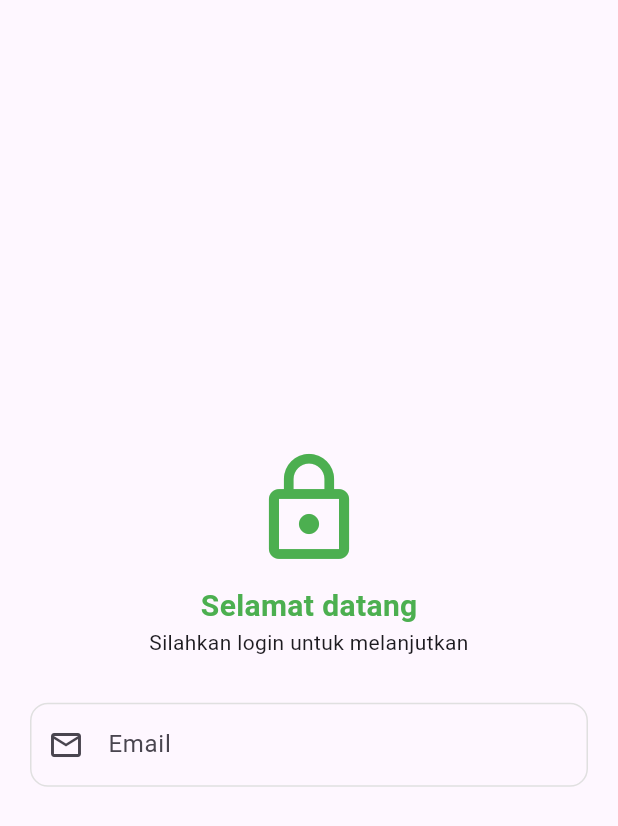
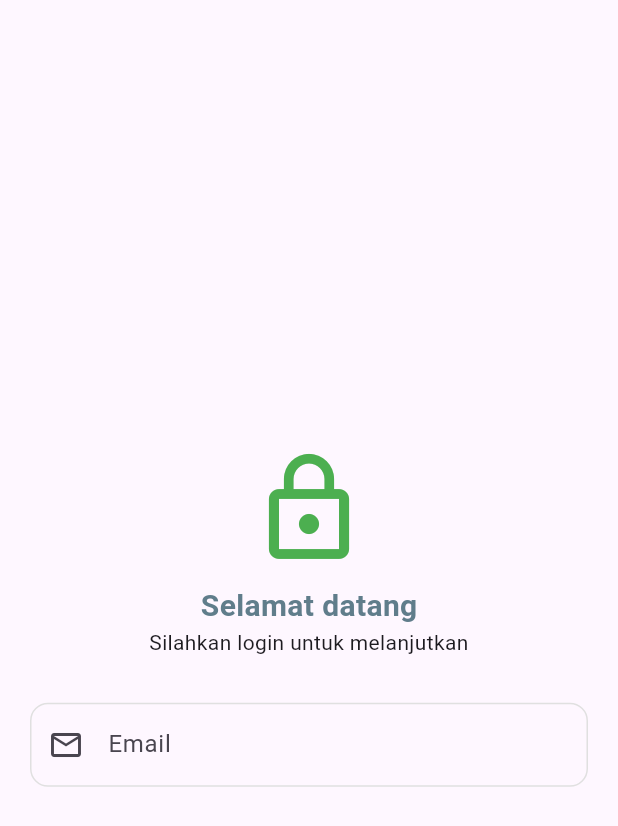
Before and after one commit to adityaaji03/-KB1179-1123150023-uts-, a Flutter app: the SplashScreen3 screen opened directly, after a tap on "Continue", on a phone screen of 412 x 824 dp. Shown: the top 826 px of the screen. Run offline on Flutter 3.47's test engine with Material 3 defaults, Android fonts, the light colour scheme and no system bars.

Commit message:
mengubah warna teks welcome

```diff
--- a/lib/screens/login.dart
+++ b/lib/screens/login.dart
@@ -25,7 +25,7 @@ class Login extends StatelessWidget {
                   "Selamat datang",
                   style: TextStyle(
                     fontSize: 20,
-                    color: Colors.green,
+                    color: Colors.blueGrey,
                     fontWeight: FontWeight.bold,
                   ),
                 ),
```
